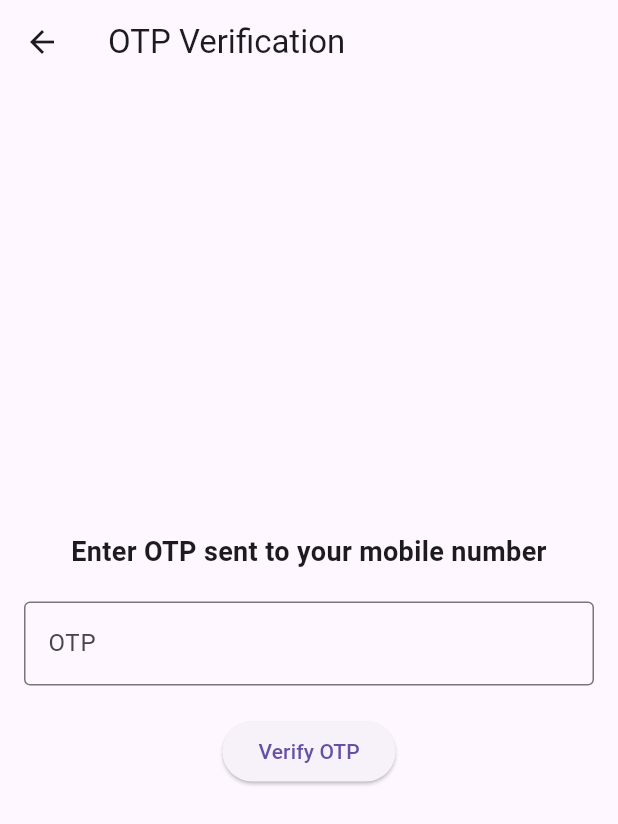
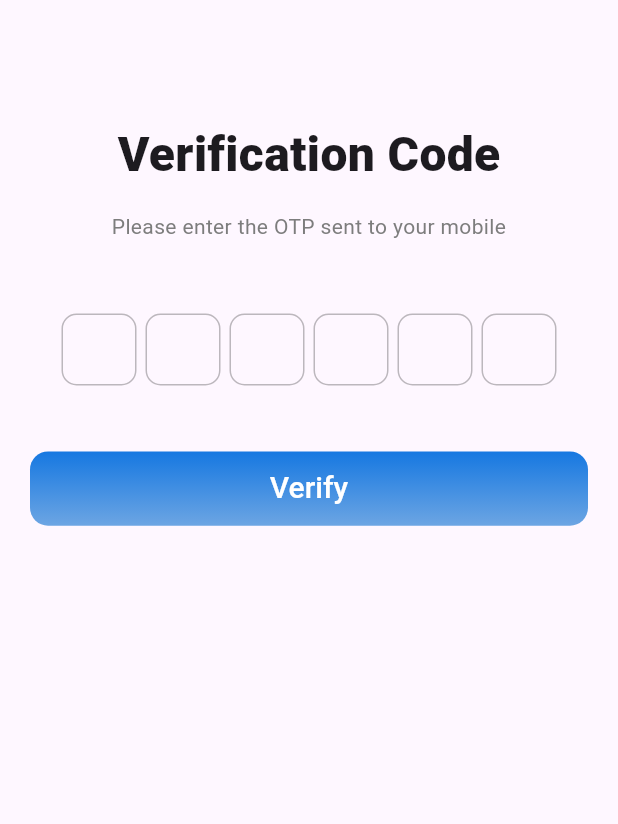
Before and after one commit to chirantan-basu01/assignment-app, a Flutter app: the screen it shows after launch, after a tap on "Login", on a phone screen of 412 x 824 dp. Shown: the top 824 px of the screen. Run offline on Flutter 3.47's test engine with Material 3 defaults, Android fonts, the phone set to English and light mode, and no system bars; drawn by our look-alikes of flutter_bounce, otp_text_field; our stand-ins replace firebase_core; accounts and stored records are empty; network calls fail.

```diff
--- a/lib/Screens/Auth/View/otp_screen.dart
+++ b/lib/Screens/Auth/View/otp_screen.dart
@@ -1,51 +1,97 @@
 import 'package:assignment_product_list/Screens/Home/View/home_screen.dart';
 import 'package:flutter/material.dart';
+import 'package:otp_text_field/otp_field.dart';
+import 'package:otp_text_field/otp_field_style.dart';
+import 'package:otp_text_field/style.dart';
+import '../../../Utils/CommonWidget/common_button.dart';
+import '../../../Utils/Helper/app_colors.dart';
+import '../../../Utils/Helper/screen_utils.dart';
+import '../../CommonWidgets/common_title_text.dart';
 
-class OtpScreen extends StatelessWidget {
+class OtpScreen extends StatefulWidget {
   const OtpScreen({super.key});
 
   @override
+  State<OtpScreen> createState() => _OtpScreenState();
+}
+
+class _OtpScreenState extends State<OtpScreen> {
+  String Otp = " ";
+
+  @override
   Widget build(BuildContext context) {
+    final screenSize = MediaQuery.of(context).size;
+    double containerWidth = screenSize.height;
+
     return Scaffold(
-      appBar: AppBar(
-        title: Text('OTP Verification'),
+      resizeToAvoidBottomInset: false,
+      body: Padding(
+        padding:
+            const EdgeInsets.only(left: 20.0, right: 20.0, bottom: 20, top: 80),
+        child: SizedBox(
+          width: ScreenUtils().screenWidth(context),
+          height: ScreenUtils().screenHeight(context),
+          child: Column(
+            crossAxisAlignment: CrossAxisAlignment.center,
+            children: [
+              const CommonTitleText(
+                heading: 'Verification Code',
+                subHeading: 'Please enter the OTP sent to your mobile',
               ),
-      body: Padding(
-        padding: const EdgeInsets.all(16.0),
-        child: Column(
-          mainAxisAlignment: MainAxisAlignment.center,
-          children: [
-            Text(
-              'Enter OTP sent to your mobile number',
-              style: TextStyle(fontSize: 18, fontWeight: FontWeight.bold),
-              textAlign: TextAlign.center,
+              const SizedBox(
+                height: 30,
               ),
-            SizedBox(height: 20),
-            TextFormField(
-              // controller: otpController,
-              keyboardType: TextInputType.number,
-              decoration: InputDecoration(
-                labelText: 'OTP',
-                border: OutlineInputBorder(),
+              Padding(
+                padding: const EdgeInsets.only(top: 18.0, left: 18, right: 18),
+                child: OTPTextField(
+                  length: 6,
+                  width: MediaQuery.of(context).size.width,
+                  fieldWidth: 50,
+                  otpFieldStyle: OtpFieldStyle(
+                    focusBorderColor: AppColors.primaryButtonColor,
+                  ),
+                  style: const TextStyle(fontSize: 17),
+                  textFieldAlignment: MainAxisAlignment.spaceAround,
+                  fieldStyle: FieldStyle.box,
+                  onChanged: (pin) {
+                    Otp = pin;
+                  },
                 ),
               ),
-            SizedBox(height: 20),
-            ElevatedButton(
-              onPressed: () {
-                // Handle OTP verification
-                // String otp = otpController.text;
-                // Add your OTP verification logic here
-                // print('OTP entered: $otp');
-
-                // Navigate to Home page after successful OTP verification
+              Padding(
+                padding: const EdgeInsets.only(top: 28.0, left: 18, right: 18),
+                child: Row(
+                  children: [
+                    RichText(
+                        text: const TextSpan(
+                      children: [
+                        TextSpan(
+                            text: "  ",
+                            style: TextStyle(
+                              color: Colors.white,
+                              fontFamily: 'Roboto',
+                              fontSize: 14,
+                              fontWeight: FontWeight.normal,
+                            )),
+                      ],
+                    )),
+                  ],
+                ),
+              ),
+              CommonButton(
+                onClicked: () => {
                   Navigator.pushReplacement(
                     context,
-                  MaterialPageRoute(builder: (context) => HomeScreen()),
-                );
+                    MaterialPageRoute(builder: (context) => const HomeScreen()),
+                  )
                 },
-              child: Text('Verify OTP'),
+                label: "Verify",
+                buttonHeight: containerWidth * 0.06,
+                buttonWidth: containerWidth * 0.8,
+                fontSize: 20,
               ),
             ],
+          ),
         ),
       ),
     );
--- a/lib/Screens/Home/View/home_screen.dart
+++ b/lib/Screens/Home/View/home_screen.dart
@@ -16,9 +16,15 @@ class HomeScreen extends StatelessWidget {
           child: Column(
             crossAxisAlignment: CrossAxisAlignment.start,
             children: [
-              SizedBox(
-                height: ScreenUtils().screenWidth(context) * 0.2,
-                child: Image.asset('assets/images/splash_screen.png'),
+              Row(
+                mainAxisAlignment: MainAxisAlignment.spaceBetween,
+                children: [
+                  SizedBox(
+                    height: ScreenUtils().screenWidth(context) * 0.2,
+                    child: Image.asset('assets/images/splash_screen.png'),
+                  ),
+                  const Icon(Icons.logout),
+                ],
               ),
               const Divider(
                 thickness: 1.0,
--- /dev/null
+++ b/lib/Screens/Model/product_details.dart
@@ -0,0 +1,35 @@
+class ProductDetails {
+  final String imageUrl;
+  final String title;
+  final double price;
+  final String description;
+
+  ProductDetails({
+    required this.imageUrl,
+    required this.title,
+    required this.price,
+    required this.description,
+  });
+
+  // Optionally, you can add a factory method to create a ProductDetails object from a JSON map
+  factory ProductDetails.fromJson(Map<String, dynamic> json) {
+    return ProductDetails(
+      imageUrl: json['imageUrl'],
+      title: json['title'],
+      price: json['price'],
+      description: json['description'],
+    );
+  }
+
+  // Optionally, you can add a method to convert a ProductDetails object to a JSON map
+  Map<String, dynamic> toJson() {
+    return {
+      'imageUrl': imageUrl,
+      'title': title,
+      'price': price,
+      'description': description,
+    };
+  }
+
+
+}
--- a/lib/main.dart
+++ b/lib/main.dart
@@ -1,8 +1,17 @@
+import 'package:firebase_core/firebase_core.dart';
 import 'package:flutter/material.dart';
 
 import 'Screens/SplashScreen/View/splash_screen.dart';
 
-void main() {
+void main() async{
+  WidgetsFlutterBinding.ensureInitialized();
+  await Firebase.initializeApp(
+      options: const FirebaseOptions(
+          apiKey: 'AIzaSyBiWPF92fok9Kd0FZ29zTl2eShh9k5ykw0',
+          appId: '1:1039742666367:android:98b8178c43da5e21cee14a',
+          messagingSenderId: '1039742666367',
+          projectId: 'dominos-app-4e8a6'));
+
   runApp(const MyApp());
 }
 
--- a/pubspec.yaml
+++ b/pubspec.yaml
@@ -36,6 +36,11 @@ dependencies:
   # Use with the CupertinoIcons class for iOS style icons.
   cupertino_icons: ^1.0.8
   flutter_bounce: ^1.1.0
+  otp_text_field: ^1.1.3
+  firebase_core: ^2.30.1
+  firebase_auth: ^4.19.4
+  cloud_firestore: ^4.17.2
+  firebase_messaging: ^14.9.1
 
 dev_dependencies:
   flutter_test:
```
Also changed, not shown: pubspec.lock, 3 other files. Lines whose indentation alone changed are shown as unchanged.
